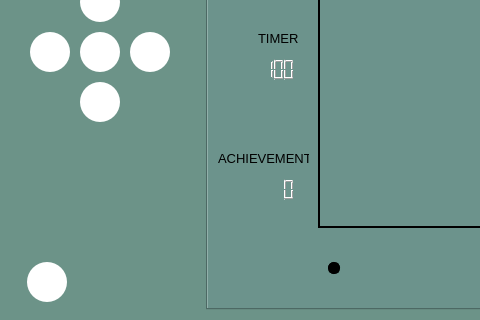
sayyidahakindele/team40, file ui/mainwindow.ui: the form before one commit; both pictures show x 0 to 480 and y 188 to 508 of the 850 by 508 pixel window.
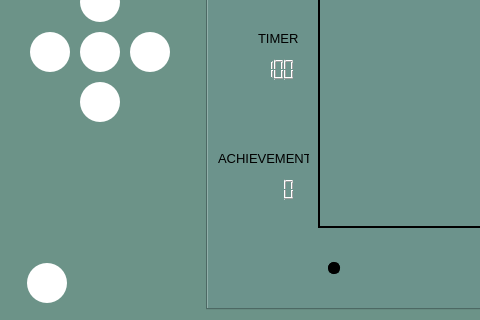
The form after the commit. Icons and pictures are not drawn.

Commit message: adding edge cases

```diff
--- a/ui/mainwindow.ui
+++ b/ui/mainwindow.ui
@@ -479,7 +479,7 @@
          <property name="geometry">
           <rect>
            <x>0</x>
-           <y>429</y>
+           <y>430</y>
            <width>181</width>
            <height>51</height>
           </rect>
```
The commit also changes 1 other file.
